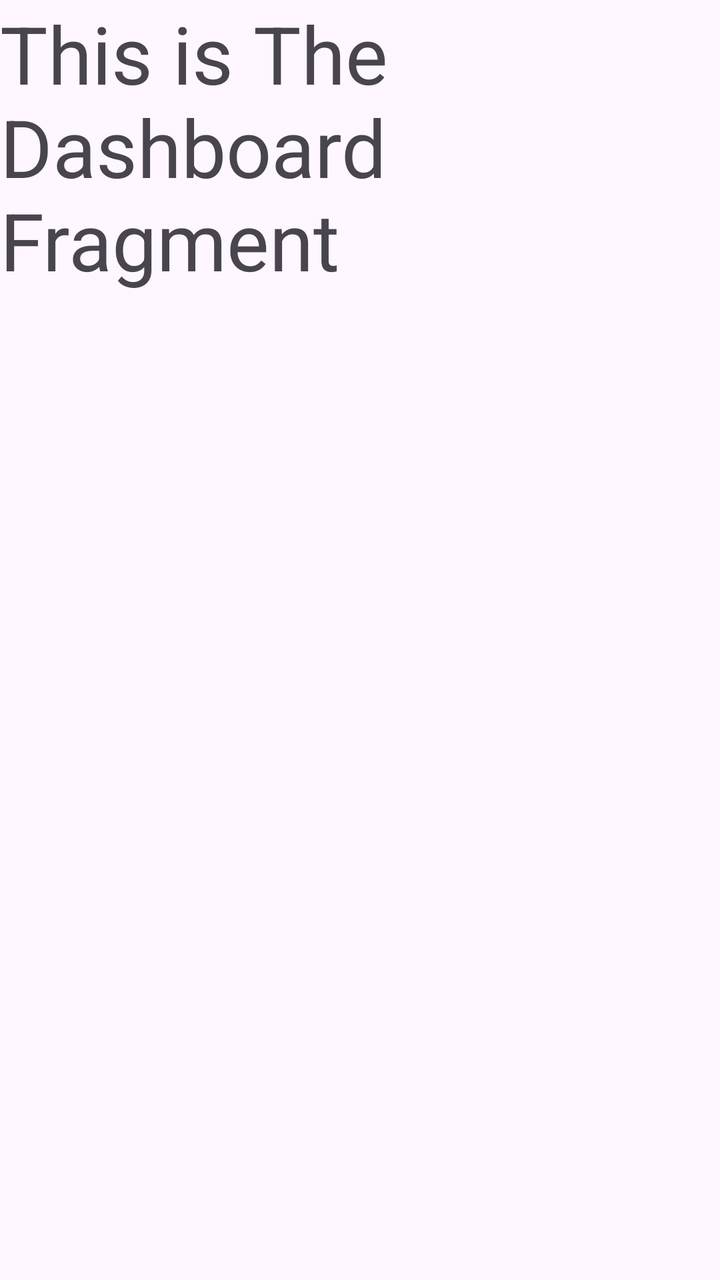
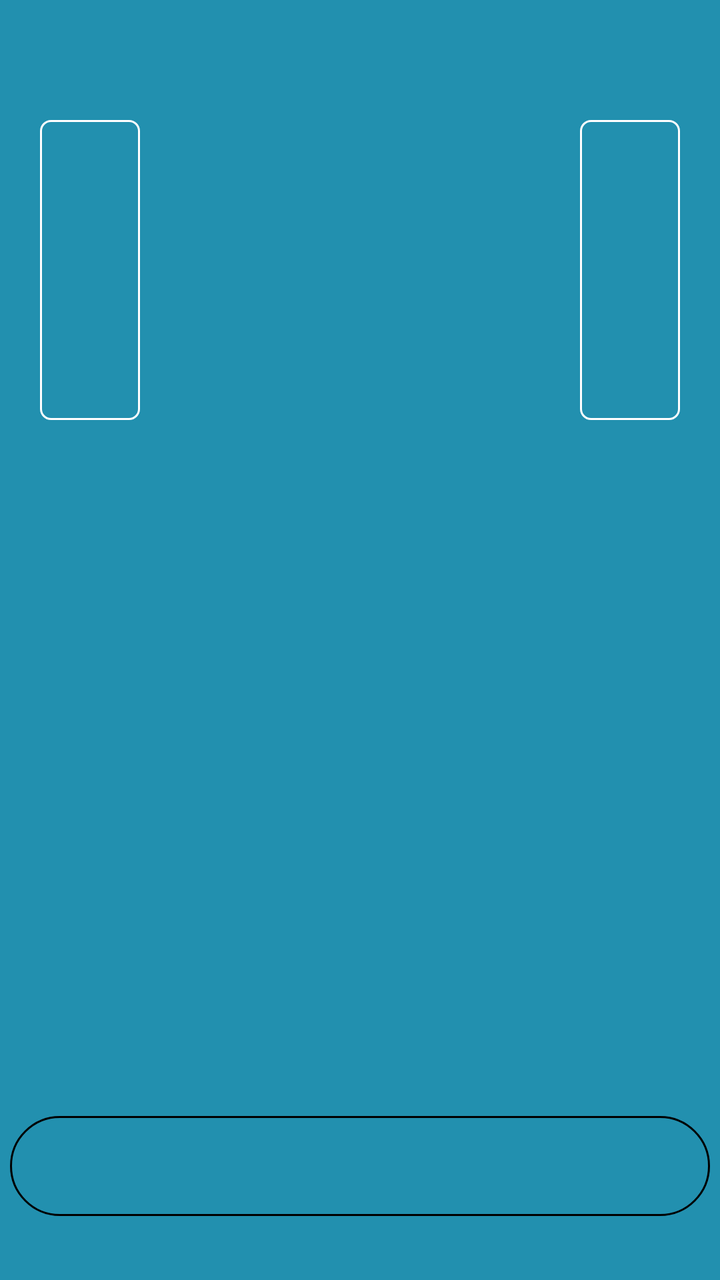

Screens rendered from an Android XML layout before and after an edit, with the pre-edit source and the edit as a unified diff.
<!-- AndroidManifest.xml: application theme Theme.Buscor -->
<!-- res/layout/fragment_dashboard.xml -->
<?xml version="1.0" encoding="utf-8"?>
<FrameLayout xmlns:android="http://schemas.android.com/apk/res/android"
    xmlns:tools="http://schemas.android.com/tools"
    android:layout_width="match_parent"
    android:layout_height="match_parent"
    tools:context=".views.Dashboard.Dashboard">

    
    <TextView
        android:layout_width="match_parent"
        android:layout_height="match_parent"
        android:text="This is The Dashboard Fragment"
        android:textSize="40sp"/>

</FrameLayout>
<!-- resources referenced by this layout -->
<resources>
  <style name="Theme.Buscor" parent="Base.Theme.Buscor" />
  <style name="Base.Theme.Buscor" parent="Theme.Material3.DayNight.NoActionBar">
          
          
      </style>
</resources>

<!-- the commit's change to res/layout/fragment_dashboard.xml (unified diff, before → after) -->
@@ -3,13 +3,43 @@
     xmlns:tools="http://schemas.android.com/tools"
     android:layout_width="match_parent"
     android:layout_height="match_parent"
+    android:background="@color/Login_and_Register_BottomText_color"
     tools:context=".views.Dashboard.Dashboard">
 
+
+    <FrameLayout
+        android:layout_width="match_parent"
+        android:layout_height="300dp"
+        android:orientation="horizontal"
+        android:paddingHorizontal="20dp"
+        android:paddingTop="60dp">
+
+
+      <LinearLayout
+        android:layout_width="50dp"
+        android:layout_height="150dp"
+        android:orientation="vertical"
+        android:background="@drawable/dasboard_side_panels_boarder">
+
+    </LinearLayout>
+
+        <LinearLayout
+            android:layout_width="50dp"
+            android:layout_height="150dp"
+            android:orientation="vertical"
+            android:background="@drawable/dasboard_side_panels_boarder"
+            android:layout_gravity="end|right">
+
+        </LinearLayout>
+
+    </FrameLayout>
+
     
-    <TextView
-        android:layout_width="match_parent"
-        android:layout_height="match_parent"
-        android:text="This is The Dashboard Fragment"
-        android:textSize="40sp"/>
+    <LinearLayout
+        android:layout_width="350dp"
+        android:layout_height="50dp"
+        android:background="@drawable/button_border"
+        android:layout_gravity="bottom|center_horizontal"
+        android:layout_marginBottom="32dp" />
 
 </FrameLayout>
<!-- resource entries referenced after the edit -->
@@ -1,6 +1,41 @@
 <!-- resources referenced by this layout -->
 <resources>
+  <color name="Login_and_Register_BottomText_color">#2290AF</color>
+  <!-- drawable button_border (drawable) -->
+  <shape
+      xmlns:android="http://schemas.android.com/apk/res/android"
+      android:shape="rectangle">
+      <solid
+          android:color="@android:color/transparent"/>
+  
+      <corners
+          android:bottomRightRadius="30dp"
+          android:bottomLeftRadius="30dp"
+          android:topLeftRadius="30dp"
+          android:topRightRadius="30dp"/>
+      <stroke
+          android:color="@color/black"
+          android:width="1dp"/>
+  </shape>
+  <!-- drawable dasboard_side_panels_boarder (drawable) -->
+  <shape
+      xmlns:android="http://schemas.android.com/apk/res/android"
+      android:shape="rectangle">
+      <solid
+          android:color="@android:color/transparent"/>
+  
+      <corners
+          android:bottomRightRadius="5dp"
+          android:bottomLeftRadius="5dp"
+          android:topLeftRadius="5dp"
+          android:topRightRadius="5dp"/>
+      <stroke
+          android:color="@color/white"
+          android:width="1dp"/>
+  </shape>
   <style name="Theme.Buscor" parent="Base.Theme.Buscor" />
+  <color name="black">#FF000000</color>
+  <color name="white">#FFFFFFFF</color>
   <style name="Base.Theme.Buscor" parent="Theme.Material3.DayNight.NoActionBar">
           
           
